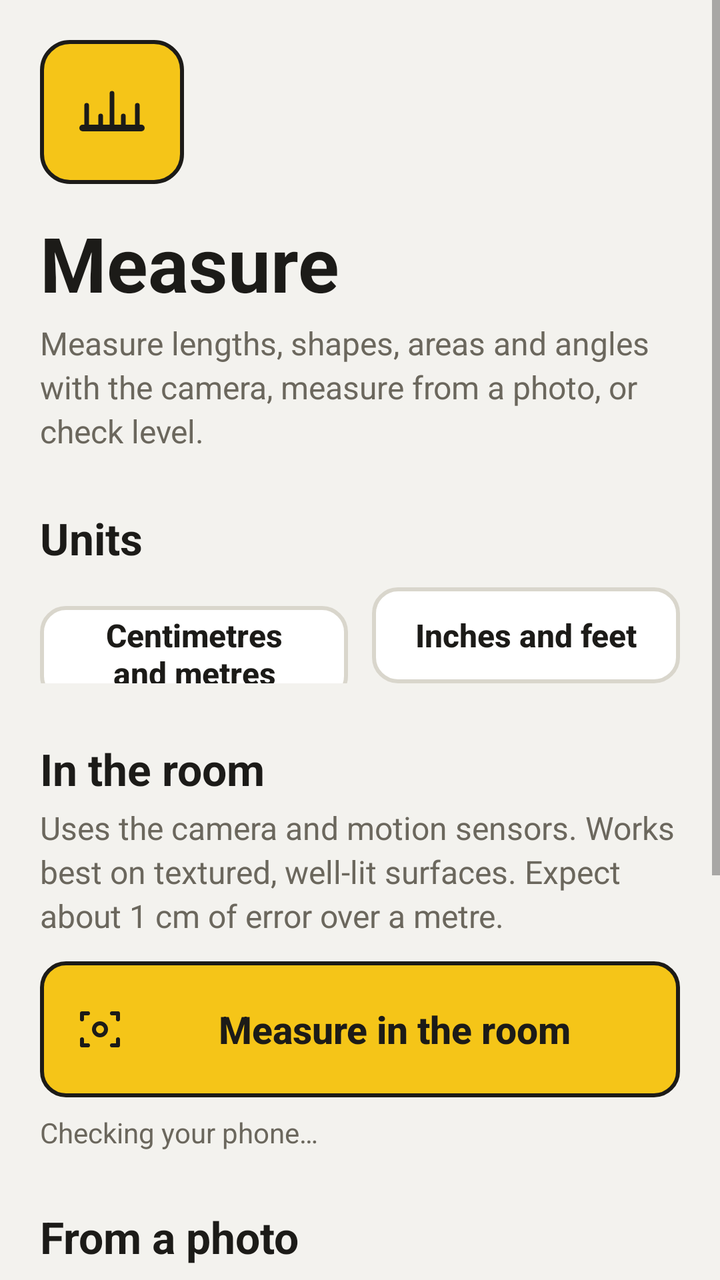
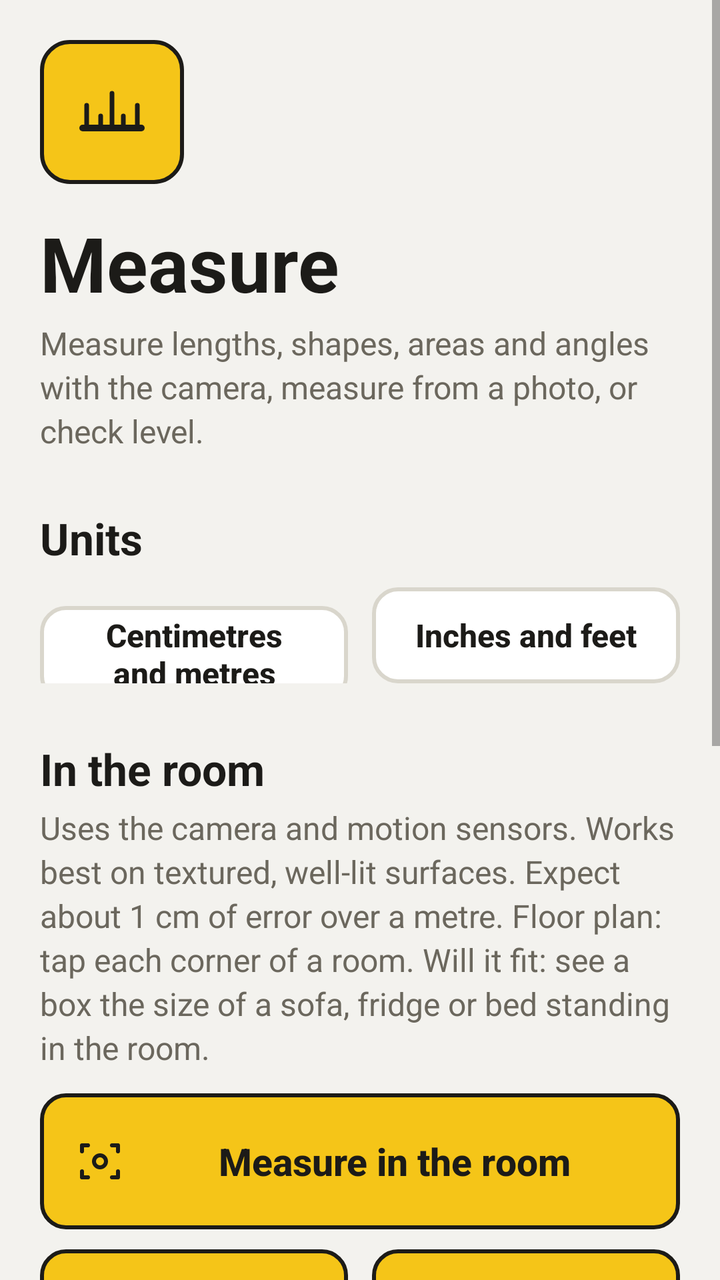

Before-and-after screenshots of an Android layout around one commit, followed by the original layout XML and the change that was made.
<!-- AndroidManifest.xml: application theme Theme.Measure -->
<!-- res/layout/activity_main.xml -->
<?xml version="1.0" encoding="utf-8"?>
<ScrollView xmlns:android="http://schemas.android.com/apk/res/android"
    android:layout_width="match_parent"
    android:layout_height="match_parent"
    android:fillViewport="true">

    <LinearLayout
        android:layout_width="match_parent"
        android:layout_height="wrap_content"
        android:orientation="vertical"
        android:padding="20dp">

        <ImageView
            android:layout_width="72dp"
            android:layout_height="72dp"
            android:background="@drawable/pill_readout"
            android:src="@drawable/ic_launcher_foreground"
            android:scaleType="centerCrop"
            android:contentDescription="@null" />

        <TextView
            android:layout_width="wrap_content"
            android:layout_height="wrap_content"
            android:layout_marginTop="14dp"
            android:text="Measure"
            android:textColor="@color/fg"
            android:textSize="38sp"
            android:textStyle="bold" />

        <TextView
            style="@style/Measure.Body"
            android:layout_width="match_parent"
            android:layout_height="wrap_content"
            android:layout_marginTop="4dp"
            android:text="Measure lengths, shapes, areas and angles with the camera, measure from a photo, or check level." />

        <TextView
            style="@style/Measure.Heading"
            android:layout_width="wrap_content"
            android:layout_height="wrap_content"
            android:layout_marginTop="28dp"
            android:text="Units" />

        <LinearLayout
            android:layout_width="match_parent"
            android:layout_height="wrap_content"
            android:layout_marginTop="10dp"
            android:orientation="horizontal">

            <Button
                android:id="@+id/unitsMetric"
                style="@style/Measure.Button.Toggle"
                android:layout_width="0dp"
                android:layout_height="wrap_content"
                android:layout_weight="1"
                android:layout_marginEnd="6dp"
                android:text="Centimetres and metres" />

            <Button
                android:id="@+id/unitsImperial"
                style="@style/Measure.Button.Toggle"
                android:layout_width="0dp"
                android:layout_height="wrap_content"
                android:layout_weight="1"
                android:layout_marginStart="6dp"
                android:text="Inches and feet" />
        </LinearLayout>

        <TextView
            style="@style/Measure.Heading"
            android:layout_width="wrap_content"
            android:layout_height="wrap_content"
            android:layout_marginTop="28dp"
            android:text="In the room" />

        <TextView
            style="@style/Measure.Body"
            android:layout_width="match_parent"
            android:layout_height="wrap_content"
            android:layout_marginTop="4dp"
            android:text="Uses the camera and motion sensors. Works best on textured, well-lit surfaces. Expect about 1 cm of error over a metre." />

        <Button
            android:id="@+id/roomButton"
            style="@style/Measure.Button.Big"
            android:layout_width="match_parent"
            android:layout_height="wrap_content"
            android:layout_marginTop="12dp"
            android:drawableStart="@drawable/ic_room"
            android:text="Measure in the room" />

        <TextView
            android:id="@+id/arStatus"
            android:layout_width="match_parent"
            android:layout_height="wrap_content"
            android:layout_marginTop="8dp"
            android:text="Checking your phone…"
            android:textColor="@color/muted"
            android:textSize="14sp" />

        <TextView
            style="@style/Measure.Heading"
            android:layout_width="wrap_content"
            android:layout_height="wrap_content"
            android:layout_marginTop="28dp"
            android:text="From a photo" />

        <TextView
            style="@style/Measure.Body"
            android:layout_width="match_parent"
            android:layout_height="wrap_content"
            android:layout_marginTop="4dp"
            android:text="Put something of known size, like a bank card, flat next to what you want to measure. Shoot straight on." />

        <Button
            android:id="@+id/photoButton"
            style="@style/Measure.Button.Big"
            android:layout_width="match_parent"
            android:layout_height="wrap_content"
            android:layout_marginTop="12dp"
            android:drawableStart="@drawable/ic_camera"
            android:text="Measure from a photo" />

        <TextView
            style="@style/Measure.Heading"
            android:layout_width="wrap_content"
            android:layout_height="wrap_content"
            android:layout_marginTop="28dp"
            android:text="More" />

        <LinearLayout
            android:layout_width="match_parent"
            android:layout_height="wrap_content"
            android:layout_marginTop="12dp"
            android:orientation="horizontal">

            <Button
                android:id="@+id/levelButton"
                style="@style/Measure.Button.Plain"
                android:layout_width="0dp"
                android:layout_height="wrap_content"
                android:layout_weight="1"
                android:layout_marginEnd="6dp"
                android:minHeight="64dp"
                android:drawableStart="@drawable/ic_level"
                android:text="Spirit level" />

            <Button
                android:id="@+id/historyButton"
                style="@style/Measure.Button.Plain"
                android:layout_width="0dp"
                android:layout_height="wrap_content"
                android:layout_weight="1"
                android:layout_marginStart="6dp"
                android:minHeight="64dp"
                android:drawableStart="@drawable/ic_gallery"
                android:text="Saved photos" />
        </LinearLayout>
    </LinearLayout>
</ScrollView>
<!-- resources referenced by this layout -->
<resources>
  <color name="fg">#1C1B18</color>
  <color name="muted">#6B675D</color>
  <style name="Measure.Body">
          <item name="android:textSize">16sp</item>
          <item name="android:textColor">@color/muted</item>
          <item name="android:lineSpacingMultiplier">1.15</item>
      </style>
  <style name="Measure.Button.Big">
          <item name="android:textSize">19sp</item>
          <item name="android:minHeight">68dp</item>
      </style>
  <style name="Measure.Button.Plain">
          <item name="android:background">@drawable/bg_button_plain</item>
          <item name="android:textColor">@color/fg</item>
          <item name="android:drawableTint">@color/fg</item>
      </style>
  <style name="Measure.Button.Toggle">
          <item name="android:background">@drawable/bg_toggle</item>
          <item name="android:textColor">@color/fg</item>
          <item name="android:minHeight">48dp</item>
      </style>
  <style name="Measure.Heading">
          <item name="android:textSize">22sp</item>
          <item name="android:textStyle">bold</item>
          <item name="android:textColor">@color/fg</item>
      </style>
  <color name="tape">#F5C518</color>
  <color name="ink">#1C1B18</color>
  <color name="bg">#F3F2EE</color>
  <!-- drawable s_yellow (drawable) -->
  <?xml version="1.0" encoding="utf-8"?>
  <shape xmlns:android="http://schemas.android.com/apk/res/android" android:shape="rectangle">
      <solid android:color="@color/tape" />
      <stroke android:width="2dp" android:color="@color/ink" />
      <corners android:radius="12dp" />
  </shape>
  <color name="line">#D9D6CC</color>
  <color name="surface">#FFFFFF</color>
  <!-- unchanged entries left out for length: 11 -->
</resources>

<!-- the commit's change to res/layout/activity_main.xml (unified diff, before → after) -->
@@ -78,7 +78,7 @@
             android:layout_width="match_parent"
             android:layout_height="wrap_content"
             android:layout_marginTop="4dp"
-            android:text="Uses the camera and motion sensors. Works best on textured, well-lit surfaces. Expect about 1 cm of error over a metre." />
+            android:text="Uses the camera and motion sensors. Works best on textured, well-lit surfaces. Expect about 1 cm of error over a metre. Floor plan: tap each corner of a room. Will it fit: see a box the size of a sofa, fridge or bed standing in the room." />
 
         <Button
             android:id="@+id/roomButton"
@@ -88,6 +88,35 @@
             android:layout_marginTop="12dp"
             android:drawableStart="@drawable/ic_room"
             android:text="Measure in the room" />
+
+        <LinearLayout
+            android:layout_width="match_parent"
+            android:layout_height="wrap_content"
+            android:layout_marginTop="10dp"
+            android:orientation="horizontal">
+
+            <Button
+                android:id="@+id/floorButton"
+                style="@style/Measure.Button"
+                android:layout_width="0dp"
+                android:layout_height="wrap_content"
+                android:layout_weight="1"
+                android:layout_marginEnd="6dp"
+                android:minHeight="64dp"
+                android:drawableStart="@drawable/ic_plan"
+                android:text="Floor plan" />
+
+            <Button
+                android:id="@+id/fitButton"
+                style="@style/Measure.Button"
+                android:layout_width="0dp"
+                android:layout_height="wrap_content"
+                android:layout_weight="1"
+                android:layout_marginStart="6dp"
+                android:minHeight="64dp"
+                android:drawableStart="@drawable/ic_box"
+                android:text="Will it fit?" />
+        </LinearLayout>
 
         <TextView
             android:id="@+id/arStatus"
@@ -110,7 +139,7 @@
             android:layout_width="match_parent"
             android:layout_height="wrap_content"
             android:layout_marginTop="4dp"
-            android:text="Put something of known size, like a bank card, flat next to what you want to measure. Shoot straight on." />
+            android:text="Put something of known size, like a bank card, flat next to what you want to measure. Mark its four corners and the photo can be taken at an angle." />
 
         <Button
             android:id="@+id/photoButton"
<!-- resource entries referenced after the edit -->
@@ -2,10 +2,37 @@
 <resources>
   <color name="fg">#1C1B18</color>
   <color name="muted">#6B675D</color>
+  <!-- drawable ic_box (drawable) -->
+  <?xml version="1.0" encoding="utf-8"?>
+  <vector xmlns:android="http://schemas.android.com/apk/res/android"
+      android:width="24dp" android:height="24dp" android:viewportWidth="24" android:viewportHeight="24">
+      <path android:pathData="M12,3 L20,7.5 L20,16.5 L12,21 L4,16.5 L4,7.5 Z M4,7.5 L12,12 L20,7.5 M12,12 L12,21" android:fillColor="#00000000" android:strokeColor="#FF000000"
+          android:strokeWidth="2" android:strokeLineCap="round" android:strokeLineJoin="round" />
+  </vector>
+  <!-- drawable ic_plan (drawable) -->
+  <?xml version="1.0" encoding="utf-8"?>
+  <vector xmlns:android="http://schemas.android.com/apk/res/android"
+      android:width="24dp" android:height="24dp" android:viewportWidth="24" android:viewportHeight="24">
+      <path android:pathData="M3,3 L21,3 L21,21 L3,21 Z M3,12 L10,12 M14,12 L21,12 M12,3 L12,8 M12,12 L12,21" android:fillColor="#00000000" android:strokeColor="#FF000000"
+          android:strokeWidth="2" android:strokeLineCap="round" android:strokeLineJoin="round" />
+  </vector>
   <style name="Measure.Body">
           <item name="android:textSize">16sp</item>
           <item name="android:textColor">@color/muted</item>
           <item name="android:lineSpacingMultiplier">1.15</item>
+      </style>
+  <style name="Measure.Button" parent="android:Widget.Material.Button">
+          <item name="android:background">@drawable/bg_button</item>
+          <item name="android:textColor">@color/ink</item>
+          <item name="android:drawableTint">@color/ink</item>
+          <item name="android:textAllCaps">false</item>
+          <item name="android:textSize">16sp</item>
+          <item name="android:textStyle">bold</item>
+          <item name="android:minHeight">56dp</item>
+          <item name="android:paddingStart">18dp</item>
+          <item name="android:paddingEnd">18dp</item>
+          <item name="android:drawablePadding">10dp</item>
+          <item name="android:stateListAnimator">@null</item>
       </style>
   <style name="Measure.Button.Big">
           <item name="android:textSize">19sp</item>
@@ -28,6 +55,13 @@
       </style>
   <color name="tape">#F5C518</color>
   <color name="ink">#1C1B18</color>
+  <!-- drawable bg_button (drawable) -->
+  <?xml version="1.0" encoding="utf-8"?>
+  <selector xmlns:android="http://schemas.android.com/apk/res/android">
+      <item android:state_enabled="false" android:drawable="@drawable/s_disabled" />
+      <item android:state_selected="true" android:drawable="@drawable/s_yellow" />
+      <item android:drawable="@drawable/s_yellow" />
+  </selector>
   <color name="bg">#F3F2EE</color>
   <!-- drawable s_yellow (drawable) -->
   <?xml version="1.0" encoding="utf-8"?>
